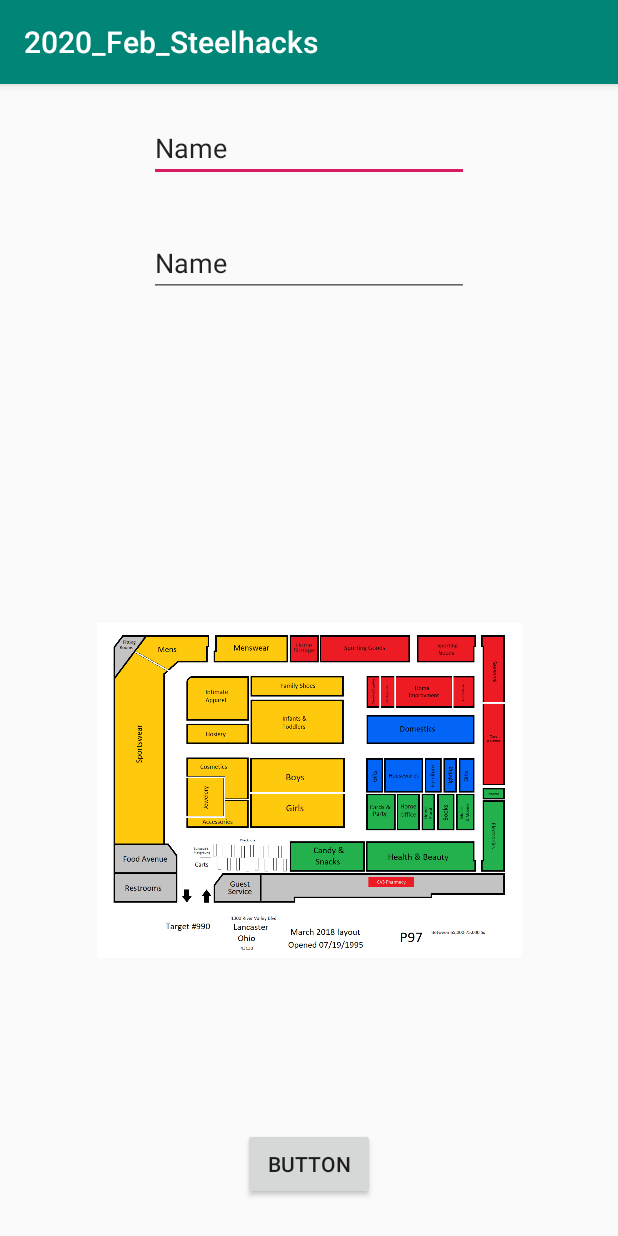
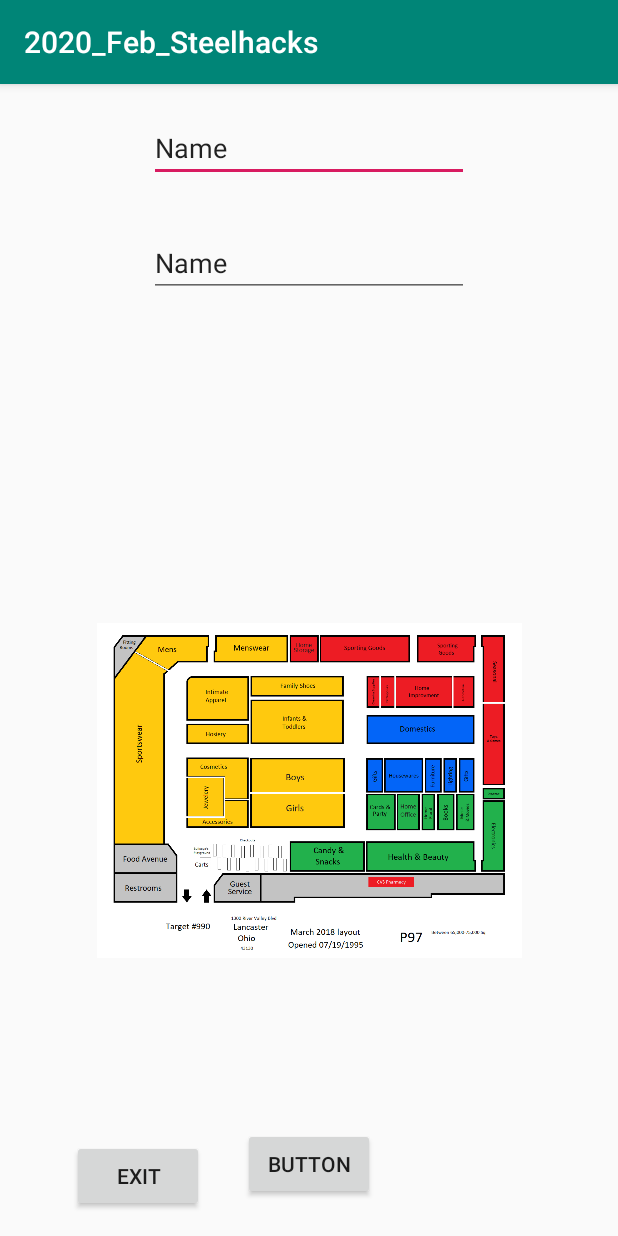
Before and after one commit to justintometich/2020_Feb_Steelhacks, an Android app: the screen it shows after launch (MainActivity), on a phone screen of 412 x 824 dp. Run offline under Robolectric (Android 15) with nearby library versions, the phone set to English and light mode, and no system bars.

Commit message:
Added exit button functionality

```diff
--- a/app/src/main/res/layout/activity_main.xml
+++ b/app/src/main/res/layout/activity_main.xml
@@ -90,4 +90,19 @@
         app:layout_constraintStart_toStartOf="parent"
         app:layout_constraintTop_toTopOf="parent"
         app:layout_constraintVertical_bias="0.909" />
+
+    <Button
+        android:id="@+id/quitButton"
+        android:layout_width="wrap_content"
+        android:layout_height="wrap_content"
+        android:layout_marginStart="48dp"
+        android:layout_marginLeft="48dp"
+        android:layout_marginBottom="16dp"
+        android:text="Exit"
+        app:layout_constraintBottom_toBottomOf="parent"
+        app:layout_constraintEnd_toEndOf="parent"
+        app:layout_constraintHorizontal_bias="0.0"
+        app:layout_constraintStart_toStartOf="parent"
+        app:layout_constraintTop_toTopOf="parent"
+        app:layout_constraintVertical_bias="1.0" />
 </androidx.constraintlayout.widget.ConstraintLayout>
```
Also changed, not shown: app/src/main/java/com/example/a2020_feb_steelhacks/MainActivity.kt (+31 -0 lines).
